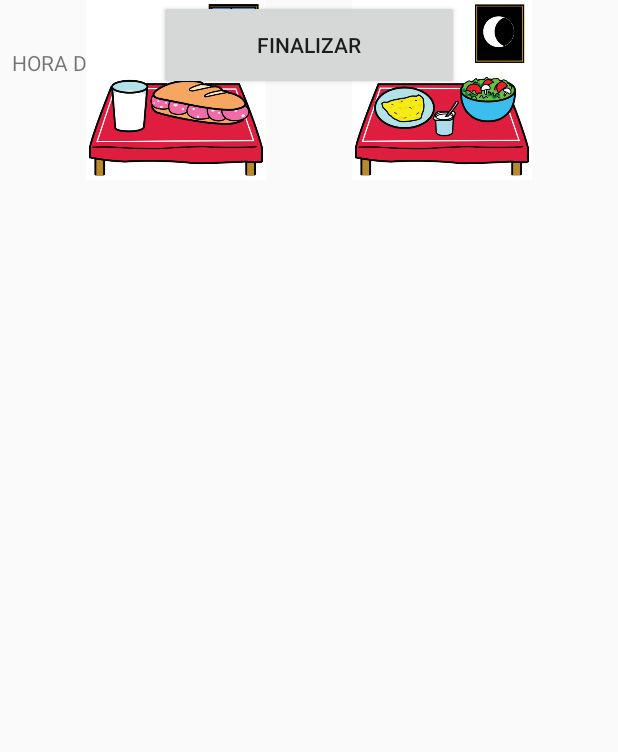
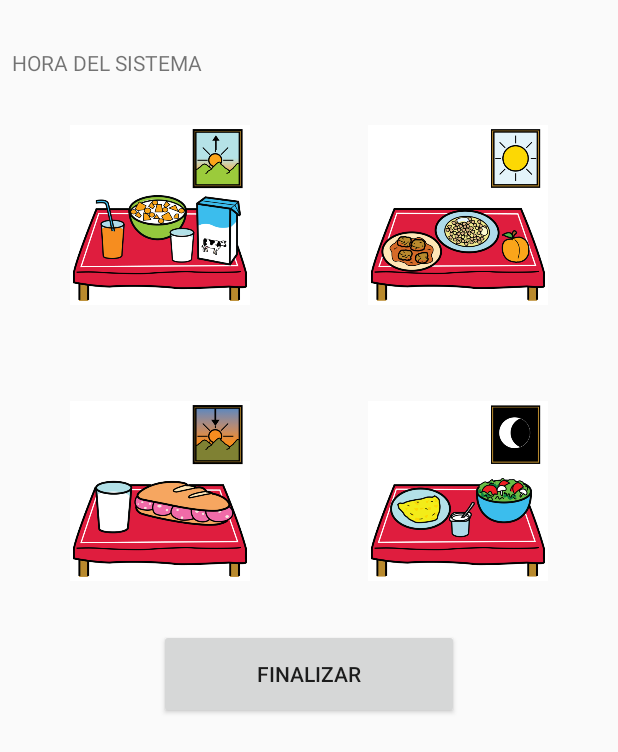
Before and after one commit to JuanmaJJR/AppMenuTEAyudamos, an Android app: the layout fragment_selec_horario.xml on its own in the app's theme, with its tools: preview values and no code run, on a phone screen of 412 x 824 dp. Shown: the top 752 px of the screen. Run offline under Robolectric (Android 15) with nearby library versions, the phone set to English and light mode, and no system bars.

Commit message:
Errores fixed rutas cambiadas y constrains optimizados

```diff
--- a/app/build.gradle
+++ b/app/build.gradle
@@ -26,5 +26,5 @@ dependencies {
     implementation 'com.android.support:support-v4:26.1.0'
     androidTestImplementation 'com.android.support.test:runner:1.0.1'
     androidTestImplementation 'com.android.support.test.espresso:espresso-core:3.0.1'
-    implementation files('/home/sotu/StudioProjects/AppMenuTEAyudamosFinal/.idea/libraries/commons-net-3.6.jar')
+    implementation files('src/main/commonjar/commons-net-3.6.jar')
 }
--- a/app/src/main/res/layout/fragment_selec_horario.xml
+++ b/app/src/main/res/layout/fragment_selec_horario.xml
@@ -27,6 +27,7 @@
                     android:layout_marginEnd="8dp"
                     android:layout_marginStart="8dp"
                     android:layout_marginTop="32dp"
+                    android:autoText="false"
                     android:text="HORA DEL SISTEMA"
                     app:layout_constraintEnd_toEndOf="parent"
                     app:layout_constraintHorizontal_bias="1.0"
@@ -38,15 +39,17 @@
                     android:layout_width="120dp"
                     android:layout_height="120dp"
                     android:layout_marginBottom="32dp"
-                    android:layout_marginEnd="16dp"
+                    android:layout_marginEnd="32dp"
                     android:layout_marginLeft="32dp"
-                    android:layout_marginRight="16dp"
+                    android:layout_marginRight="32dp"
                     android:layout_marginStart="32dp"
+                    android:layout_marginTop="32dp"
                     android:background="@drawable/desayuno"
                     android:onClick="selecMenuDes"
                     app:layout_constraintBottom_toTopOf="@+id/imgbtnMerienda"
                     app:layout_constraintEnd_toStartOf="@+id/imgbtnComida"
-                    app:layout_constraintStart_toStartOf="parent" />
+                    app:layout_constraintStart_toStartOf="parent"
+                    app:layout_constraintTop_toBottomOf="@+id/textView3" />
 
                 <ImageButton
                     android:id="@+id/imgbtnComida"
@@ -54,28 +57,33 @@
                     android:layout_height="120dp"
                     android:layout_marginBottom="32dp"
                     android:layout_marginEnd="32dp"
-                    android:layout_marginLeft="16dp"
+                    android:layout_marginLeft="32dp"
                     android:layout_marginRight="32dp"
-                    android:layout_marginStart="16dp"
+                    android:layout_marginStart="32dp"
+                    android:layout_marginTop="32dp"
                     android:background="@drawable/comida"
                     android:onClick="selecMenuCom"
                     app:layout_constraintBottom_toTopOf="@+id/imgbtnCena"
                     app:layout_constraintEnd_toEndOf="parent"
-                    app:layout_constraintStart_toEndOf="@+id/imgbtnDesayuno" />
+                    app:layout_constraintStart_toEndOf="@+id/imgbtnDesayuno"
+                    app:layout_constraintTop_toBottomOf="@+id/textView3" />
 
                 <ImageButton
                     android:id="@+id/imgbtnCena"
                     android:layout_width="120dp"
                     android:layout_height="120dp"
+                    android:layout_marginBottom="32dp"
                     android:layout_marginEnd="32dp"
-                    android:layout_marginLeft="16dp"
+                    android:layout_marginLeft="32dp"
                     android:layout_marginRight="32dp"
-                    android:layout_marginStart="16dp"
+                    android:layout_marginStart="32dp"
+                    android:layout_marginTop="32dp"
                     android:background="@drawable/cena"
                     android:onClick="selecMenuCena"
+                    app:layout_constraintBottom_toTopOf="@+id/btnFin"
                     app:layout_constraintEnd_toEndOf="parent"
                     app:layout_constraintStart_toEndOf="@+id/imgbtnMerienda"
-                    tools:layout_editor_absoluteY="261dp" />
+                    app:layout_constraintTop_toBottomOf="@+id/imgbtnComida" />
 
                 <Button
                     android:id="@+id/btnFin"
@@ -85,23 +93,26 @@
                     android:layout_marginLeft="8dp"
                     android:layout_marginStart="8dp"
                     android:text="FINALIZAR"
+                    app:layout_constraintBottom_toBottomOf="parent"
                     app:layout_constraintEnd_toEndOf="parent"
-                    app:layout_constraintStart_toStartOf="parent"
-                    tools:layout_editor_absoluteY="410dp" />
+                    app:layout_constraintStart_toStartOf="parent" />
 
                 <ImageButton
                     android:id="@+id/imgbtnMerienda"
                     android:layout_width="120dp"
                     android:layout_height="120dp"
-                    android:layout_marginEnd="16dp"
+                    android:layout_marginBottom="32dp"
+                    android:layout_marginEnd="32dp"
                     android:layout_marginLeft="32dp"
-                    android:layout_marginRight="16dp"
+                    android:layout_marginRight="32dp"
                     android:layout_marginStart="32dp"
+                    android:layout_marginTop="32dp"
                     android:background="@drawable/merienda"
                     android:onClick="selecMenuMer"
+                    app:layout_constraintBottom_toTopOf="@+id/btnFin"
                     app:layout_constraintEnd_toStartOf="@+id/imgbtnCena"
                     app:layout_constraintStart_toStartOf="parent"
-                    tools:layout_editor_absoluteY="261dp" />
+                    app:layout_constraintTop_toBottomOf="@+id/imgbtnDesayuno" />
 
             </android.support.constraint.ConstraintLayout>
         </LinearLayout>
```
Also changed, not shown: 1 other file.
